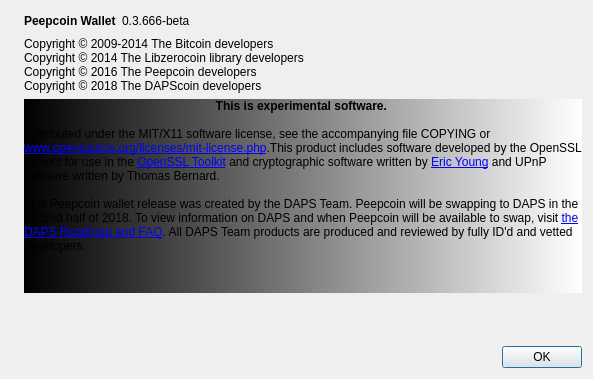
First picture: the form in src/qt/forms/aboutdialog.ui, repository PXN-Foundation/Peepcoin, before the edit.
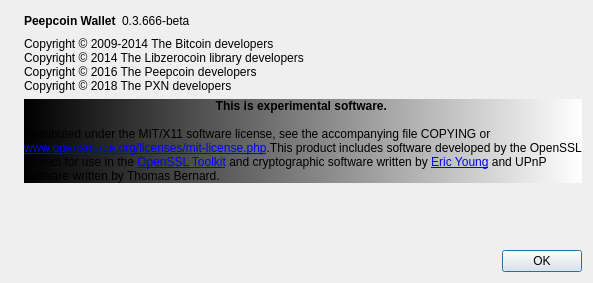
Second picture: the form after the edit. Icons and pictures are not drawn.

Commit message:
Updated About Screen
Updated About Screen

The edit to the form file:
```diff
--- a/src/qt/forms/aboutdialog.ui
+++ b/src/qt/forms/aboutdialog.ui
@@ -7,7 +7,7 @@
     <x>0</x>
     <y>0</y>
     <width>593</width>
-    <height>379</height>
+    <height>283</height>
    </rect>
   </property>
   <property name="windowTitle">
@@ -84,7 +84,7 @@
         <string>Copyright © 2009-2014 The Bitcoin developers
 Copyright © 2014 The Libzerocoin library developers
 Copyright © 2016 The Peepcoin developers
-Copyright © 2018 The DAPScoin developers</string>
+Copyright © 2018 The PXN developers</string>
        </property>
        <property name="textInteractionFlags">
         <set>Qt::LinksAccessibleByMouse|Qt::TextSelectableByKeyboard|Qt::TextSelectableByMouse</set>
@@ -107,7 +107,7 @@
         <string notr="true">background-color: qlineargradient(spread:pad, x1:0, y1:0, x2:1, y2:0, stop:0 rgba(0, 0, 0, 255), stop:1 rgba(255, 255, 255, 255));</string>
        </property>
        <property name="text">
-        <string>&lt;html&gt;&lt;head/&gt;&lt;body&gt;&lt;p&gt;&lt;center&gt;&lt;b&gt;This is experimental software.&lt;/b&gt; &lt;/center&gt;&lt;br/&gt;Distributed under the MIT/X11 software license, see the accompanying file COPYING or &lt;a href=&quot;http://www.opensource.org/licenses/mit-license.php&quot;&gt;&lt;span style=&quot; text-decoration: underline; color:#0000ff;&quot;&gt;www.opensource.org/licenses/mit-license.php&lt;/span&gt;&lt;/a&gt;.This product includes software developed by the OpenSSL Project for use in the &lt;a href=&quot;https://www.openssl.org/&quot;&gt;&lt;span style=&quot; text-decoration: underline; color:#0000ff;&quot;&gt;OpenSSL Toolkit&lt;/span&gt;&lt;/a&gt; and cryptographic software written by &lt;a href=&quot;mailto:eay@cryptsoft.com&quot;&gt;&lt;span style=&quot; text-decoration: underline; color:#0000ff;&quot;&gt;Eric Young&lt;/span&gt;&lt;/a&gt; and UPnP software written by Thomas Bernard.&lt;br/&gt;&lt;br/&gt;This Peepcoin wallet release was created by the DAPS Team. Peepcoin will be swapping to DAPS in the second half of 2018. To view information on DAPS and when Peepcoin will be available to swap, visit &lt;a href=&quot;https://dapscoin.com/roadmap/&quot;&gt;&lt;span style=&quot; text-decoration: underline; color:#0000ff;&quot;&gt;the DAPS Roadmap and FAQ&lt;/span&gt;&lt;/a&gt;. All DAPS Team products are produced and reviewed by fully ID'd and vetted developers.&lt;/p&gt;&lt;p&gt;&lt;br/&gt;&lt;/p&gt;&lt;/body&gt;&lt;/html&gt;</string>
+        <string>&lt;html&gt;&lt;head/&gt;&lt;body&gt;&lt;p&gt;&lt;center&gt;&lt;b&gt;This is experimental software.&lt;/b&gt; &lt;/center&gt;&lt;br/&gt;Distributed under the MIT/X11 software license, see the accompanying file COPYING or &lt;a href=&quot;http://www.opensource.org/licenses/mit-license.php&quot;&gt;&lt;span style=&quot; text-decoration: underline; color:#0000ff;&quot;&gt;www.opensource.org/licenses/mit-license.php&lt;/span&gt;&lt;/a&gt;.This product includes software developed by the OpenSSL Project for use in the &lt;a href=&quot;https://www.openssl.org/&quot;&gt;&lt;span style=&quot; text-decoration: underline; color:#0000ff;&quot;&gt;OpenSSL Toolkit&lt;/span&gt;&lt;/a&gt; and cryptographic software written by &lt;a href=&quot;mailto:eay@cryptsoft.com&quot;&gt;&lt;span style=&quot; text-decoration: underline; color:#0000ff;&quot;&gt;Eric Young&lt;/span&gt;&lt;/a&gt; and UPnP software written by Thomas Bernard.</string>
        </property>
        <property name="textFormat">
         <enum>Qt::RichText</enum>
```
